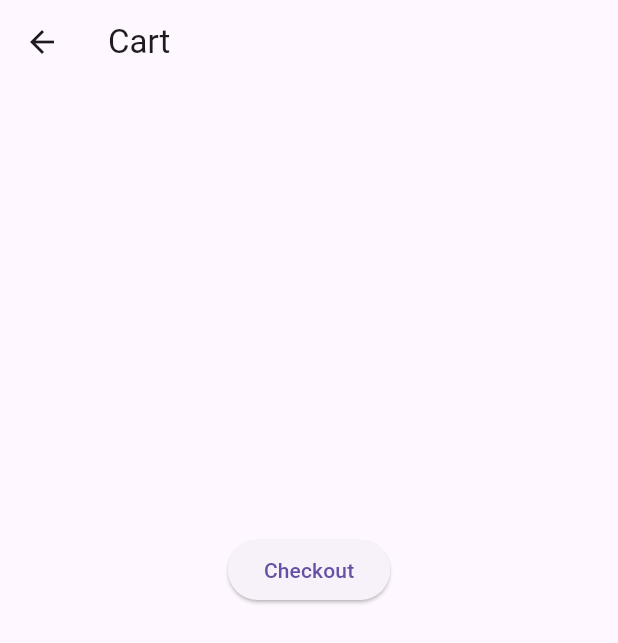
After one commit to canonflow/ET, a Flutter app: the ViewCart screen opened directly, after a tap on "Checkout", on a phone screen of 412 x 824 dp. The commit adds this screen. Shown: the top 643 px of the screen. Run offline on Flutter 3.47's test engine with Material 3 defaults, Android fonts, the phone set to English and light mode, and no system bars; our stand-ins replace image_picker, percent_indicator, shared_preferences, sqflite; accounts and stored records are empty; network calls fail.

Commit message:
feat: add week 14

```diff
--- /dev/null
+++ b/Week 1/canonflow/lib/class/cart.dart
@@ -0,0 +1,69 @@
+import 'package:sqflite/sqflite.dart';
+import 'package:path/path.dart';
+
+
+class DatabaseHelper {
+	static const _databaseName = "cart.db";
+	static const _databaseVersion = 1;
+	DatabaseHelper._privateConstructor();
+	static final DatabaseHelper instance = DatabaseHelper._privateConstructor();
+	static Database? _database;
+
+  // functions here
+  Future _onCreate(Database db, int version) async {
+    await db.execute('''
+      CREATE TABLE cart  (
+        id INTEGER PRIMARY KEY AUTOINCREMENT,
+        movie_id INTEGER NOT NULL,
+        title TEXT NOT NULL,
+        jumlah TEXT NOT NULL
+      )
+      ''');
+ }
+
+  _initDatabase() async {
+    String path = join(await getDatabasesPath(), _databaseName);
+    return await openDatabase(path,
+        version: _databaseVersion, onCreate: _onCreate);
+  }
+
+  Future<Database?> get database async {
+    if (_database != null) return _database;
+    _database = await _initDatabase();
+    return _database;
+  }
+
+  Future<int?> addCart(Map<String, dynamic> row) async {
+    Database? db = await instance.database;
+    return await db!.insert('cart', row);
+  }
+
+  Future<List<Map<String, dynamic>>?> viewCart() async {
+    Database? db = await instance.database;
+    return await db!.query('cart');
+  }
+
+  Future tambahJumlah(movie_id) async {
+    Database? db = await instance.database;
+    await db?.execute('''
+      UPDATE cart SET jumlah=jumlah+1
+      WHERE movie_id=${movie_id}
+      ''');
+  }
+
+  Future kurangJumlah(movie_id) async {
+    Database? db = await instance.database;
+    await db?.execute('''
+      UPDATE cart SET jumlah=jumlah-1
+      WHERE movie_id=${movie_id}
+      ''');
+  }
+
+  Future emptyCart() async {
+    Database? db = await instance.database;
+    await db?.execute('''
+      DELETE FROM cart
+      ''');
+  }
+
+}
--- a/Week 1/canonflow/lib/main.dart
+++ b/Week 1/canonflow/lib/main.dart
@@ -12,6 +12,7 @@ import 'package:canonflow/screen/quiz.dart';
 import 'package:canonflow/screen/search.dart';
 import 'package:canonflow/screen/student/addrecipe.dart';
 import 'package:canonflow/screen/student/student-list.dart';
+import 'package:canonflow/screen/view-cart.dart';
 import 'package:flutter/material.dart';
 
 import 'package:shared_preferences/shared_preferences.dart';
@@ -78,6 +79,7 @@ class MyApp extends StatelessWidget {
         'popular-movie': (context) => PopularMovie(),
         'popular-actor': (context) => PopularActor(),
         'popular-movie-add': (context) => NewPopMovie(),
+        'cart': (context) => ViewCart()
       },
     );
   }
@@ -367,6 +369,18 @@ class _MyHomePageState extends State<MyHomePage> {
               Navigator.pushNamed(context, "popular-movie-add");
             },
           ),
+          ListTile(
+            title: const Text(
+              "Cart",
+              style: TextStyle(
+                fontWeight: FontWeight.bold,
+              ),
+            ),
+            leading: const Icon(Icons.shopping_basket),
+            onTap: () {
+              Navigator.pushNamed(context, "cart");
+            },
+          ),
         ],
       ),
     );
--- /dev/null
+++ b/Week 1/canonflow/lib/screen/view-cart.dart
@@ -0,0 +1,127 @@
+import 'dart:convert';
+
+import 'package:canonflow/class/cart.dart';
+import 'package:canonflow/main.dart';
+import 'package:flutter/material.dart';
+import 'package:http/http.dart' as http;
+import 'dart:developer';
+
+class ViewCart extends StatefulWidget {
+  const ViewCart({super.key});
+
+  @override
+  State<ViewCart> createState() => _ViewCartState();
+}
+
+class _ViewCartState extends State<ViewCart> {
+  final dbHelper = DatabaseHelper.instance;
+  List? _rsCart;
+
+  Future<String> _bacaData() async {
+    _rsCart = (await dbHelper.viewCart())!;
+    setState(() {});
+
+    if (_rsCart == null) {
+      throw Exception('Failed to load data');
+    } else {
+      return "sukses";
+    }
+  }
+
+  void _submit() async {
+    _rsCart = await dbHelper.viewCart();
+    String items = "";
+    _rsCart?.forEach((item) {
+      items = items +
+          item['movie_id'].toString() +
+          ',' +
+          item['jumlah'].toString() +
+          "|";
+    });
+
+    final response = await http.post(
+        Uri.parse("https://ubaya.xyz/flutter/160422041/checkout.php"),
+        body: {'user_id': ACTIVE_USER, 'items': items});
+    if (response.statusCode == 200) {
+      Map json = jsonDecode(response.body);
+      if (json['result'] == 'success') {
+        dbHelper.emptyCart().then((value) => _bacaData());
+        ScaffoldMessenger.of(context)
+            .showSnackBar(SnackBar(content: Text('Sukses Checkout')));
+      }
+    } else {
+         log('Error: ${response.statusCode} - ${response.body}');
+      ScaffoldMessenger.of(context).showSnackBar(
+        SnackBar(content: Text('Terjadi kesalahan pada server')),
+      );
+    }
+  }
+
+  @override
+  void initState() {
+    _bacaData();
+  }
+
+  Widget _itemCart(index) {
+    return Column(children: <Widget>[
+      Text(_rsCart?[index]['title']),
+      Row(
+        children: [
+          if (int.parse(_rsCart?[index]['jumlah']) > 0 )
+            ElevatedButton(
+              onPressed: () {
+                dbHelper
+                .kurangJumlah(_rsCart?[index]['movie_id'])
+                .then((value) => _bacaData());
+              },
+              child: Text("-")
+            ),
+            SizedBox(width: 10),
+          Text('jumlah=' + _rsCart?[index]['jumlah']),
+          SizedBox(width: 10),
+          ElevatedButton(
+            onPressed: () {
+              dbHelper
+                .tambahJumlah(_rsCart?[index]['movie_id'])
+                .then((value) => _bacaData());
+            },
+            child: Text("+")
+          )
+        ],
+      ),
+      Divider(),
+    ]);
+  }
+
+@override
+  Widget build(BuildContext context) {
+    return Scaffold(
+      appBar: AppBar(
+        title: const Text('Cart'),
+      ),
+      body: SingleChildScrollView(
+          child: Column(
+            children: [
+              Container(
+                height: 300,
+                child: _rsCart != null
+                  ? ListView.builder(
+                      itemCount: _rsCart?.length,
+                      itemBuilder: (BuildContext ctxt, int index) {
+                        return _itemCart(index);
+                      }
+                    )
+                  : Text('belum ada data')
+              ),
+              ElevatedButton(
+                onPressed: () {
+                  _submit();
+                },
+                child: Text("Checkout")
+              )
+            ],
+          )
+        )
+    );
+  }
+}
--- a/Week 1/canonflow/pubspec.yaml
+++ b/Week 1/canonflow/pubspec.yaml
@@ -38,6 +38,7 @@ dependencies:
   shared_preferences: ^2.5.2
   http: ^1.3.0
   image_picker: ^1.1.2
+  sqflite: ^2.4.2
 
 
 dev_dependencies:
```
Also changed, not shown: Week 1/canonflow/lib/screen/popular-movie.dart (+41 -1 lines), Week 1/canonflow/pubspec.lock, 3 other files.
